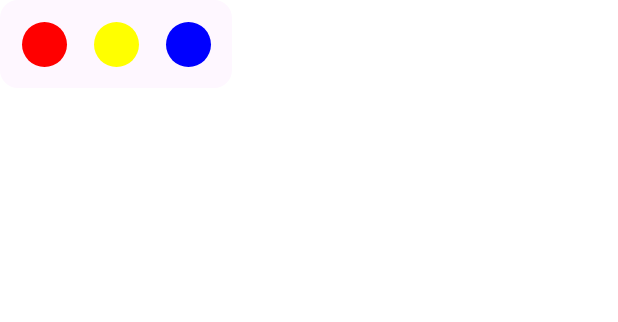
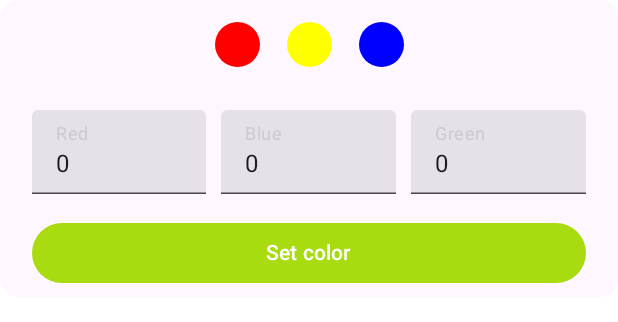
Before and after one commit to JE-DOG/Draw-Animation, an Android app built with Jetpack Compose: the @Preview function SetColorDialogContentPreview, on a phone screen of 412 x 824 dp. Shown: the top 322 px of the screen. Run offline under Robolectric (Android 15) with nearby library versions, the phone set to English and light mode, and no system bars.

Commit message:
DA-8: Implement select custom color

```diff
--- a/app/src/main/java/ru/je_dog/draw_animation/ui/canvas/component/dialog/SetColorDialogContent.kt
+++ b/app/src/main/java/ru/je_dog/draw_animation/ui/canvas/component/dialog/SetColorDialogContent.kt
@@ -1,20 +1,35 @@
 package ru.je_dog.draw_animation.ui.canvas.component.dialog
 
 import androidx.compose.foundation.background
+import androidx.compose.foundation.layout.Arrangement
 import androidx.compose.foundation.layout.Box
+import androidx.compose.foundation.layout.Column
 import androidx.compose.foundation.layout.Row
+import androidx.compose.foundation.layout.Spacer
+import androidx.compose.foundation.layout.fillMaxWidth
+import androidx.compose.foundation.layout.height
 import androidx.compose.foundation.layout.padding
 import androidx.compose.foundation.layout.size
+import androidx.compose.foundation.layout.width
 import androidx.compose.foundation.shape.CircleShape
+import androidx.compose.material3.Button
 import androidx.compose.material3.IconButton
 import androidx.compose.material3.MaterialTheme
+import androidx.compose.material3.Text
+import androidx.compose.material3.TextField
 import androidx.compose.runtime.Composable
+import androidx.compose.runtime.getValue
+import androidx.compose.runtime.mutableStateOf
 import androidx.compose.runtime.remember
+import androidx.compose.runtime.setValue
+import androidx.compose.ui.Alignment
 import androidx.compose.ui.Modifier
 import androidx.compose.ui.draw.clip
 import androidx.compose.ui.graphics.Color
+import androidx.compose.ui.res.stringResource
 import androidx.compose.ui.unit.dp
 import androidx.compose.ui.util.fastForEach
+import ru.je_dog.draw_animation.R
 import ru.je_dog.draw_animation.core.compose.preview.DefaultPreview
 import ru.je_dog.draw_animation.shared.theme.DrawAnimationTheme
 import ru.je_dog.draw_animation.ui.canvas.viewmodel.CanvasAction
@@ -24,11 +39,12 @@ fun SetColorDialogContent(
     modifier: Modifier = Modifier,
     onAction: (CanvasAction) -> Unit = {},
 ) {
-    Row(
+    Column(
         modifier = modifier
             .clip(MaterialTheme.shapes.medium)
             .background(MaterialTheme.colorScheme.surface)
-            .padding(5.dp),
+            .padding(5.dp)
+            .padding(horizontal = 16.dp),
     ) {
         val colors = remember {
             listOf(
@@ -39,12 +55,113 @@ fun SetColorDialogContent(
         }
 
         ColorsRow(
+            modifier = Modifier.align(Alignment.CenterHorizontally),
             colors = colors,
             onItemClick = { color ->
                 val action = CanvasAction.DrawPropertyManage.SetColor(color)
                 onAction(action)
             }
         )
+
+        Spacer(modifier = Modifier.height(20.dp))
+
+        CustomColor(
+            onConfirmClick = { color ->
+                val action = CanvasAction.DrawPropertyManage.SetColor(color)
+                onAction(action)
+            }
+        )
+    }
+}
+
+@Composable
+private fun CustomColor(
+    modifier: Modifier = Modifier,
+    onConfirmClick: (Color) -> Unit,
+) {
+    var red by remember {
+        mutableStateOf(0)
+    }
+    var green by remember {
+        mutableStateOf(0)
+    }
+    var blue by remember {
+        mutableStateOf(0)
+    }
+
+    Column(
+        modifier = modifier,
+    ) {
+        Row(
+            modifier = Modifier
+                .fillMaxWidth(),
+            horizontalArrangement = Arrangement.SpaceBetween,
+        ) {
+            TextField(
+                modifier = Modifier.weight(1f),
+                value = red.toString(),
+                label = {
+                    Text(
+                        text = stringResource(id = R.string.canvas_dialog_color_red_placeholder),
+                        color = Color.LightGray,
+                    )
+                },
+                onValueChange = { value ->
+                    val newRed = value.toIntOrNull()?.coerceIn(0..255) ?: return@TextField
+                    red = newRed
+                },
+            )
+
+            Spacer(modifier = Modifier.width(10.dp))
+
+            TextField(
+                modifier = Modifier.weight(1f),
+                value = blue.toString(),
+                label = {
+                    Text(
+                        text = stringResource(id = R.string.canvas_dialog_color_blue_placeholder),
+                        color = Color.LightGray,
+                    )
+                },
+                onValueChange = { value ->
+                    val newBlue = value.toIntOrNull()?.coerceIn(0..255) ?: return@TextField
+                    blue = newBlue
+                },
+            )
+
+            Spacer(modifier = Modifier.width(10.dp))
+
+            TextField(
+                modifier = Modifier.weight(1f),
+                value = green.toString(),
+                label = {
+                    Text(
+                        text = stringResource(id = R.string.canvas_dialog_color_green_placeholder),
+                        color = Color.LightGray,
+                    )
+                },
+                onValueChange = { value ->
+                    val newGreen = value.toIntOrNull()?.coerceIn(0..255) ?: return@TextField
+                    green = newGreen
+                },
+            )
+        }
+
+        Spacer(modifier = Modifier.height(15.dp))
+
+        Button(
+            modifier = Modifier.fillMaxWidth(),
+            onClick = {
+                val color = Color(
+                    red = red,
+                    green = green,
+                    blue = blue,
+                )
+                onConfirmClick(color)
+            }
+        ) {
+            Text(text = stringResource(id = R.string.canvas_dialog_color_confirm_custom_color))
+        }
     }
 }
 
--- a/app/src/main/res/values/strings.xml
+++ b/app/src/main/res/values/strings.xml
@@ -3,4 +3,8 @@
 
     <string name="canvas_dialog_frame">Frame %d</string>
     <string name="canvas_dialog_stroke_width_set_button">Set stroke width</string>
+    <string name="canvas_dialog_color_confirm_custom_color">Set color</string>
+    <string name="canvas_dialog_color_red_placeholder">Red</string>
+    <string name="canvas_dialog_color_blue_placeholder">Blue</string>
+    <string name="canvas_dialog_color_green_placeholder">Green</string>
 </resources>
```
